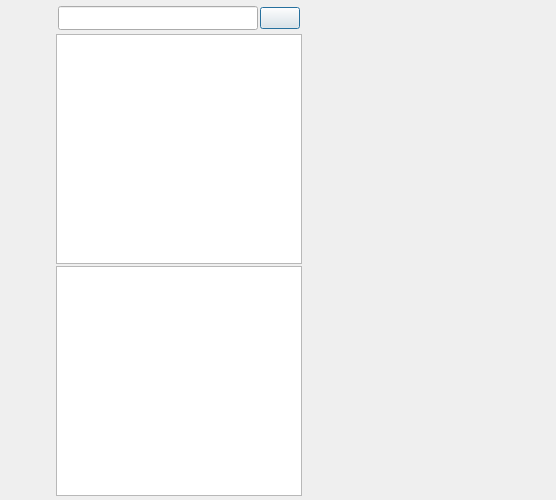
First picture: the form in ChatClient/ui/chatdialog.ui, repository MvpBruce/MyChat, before the edit.
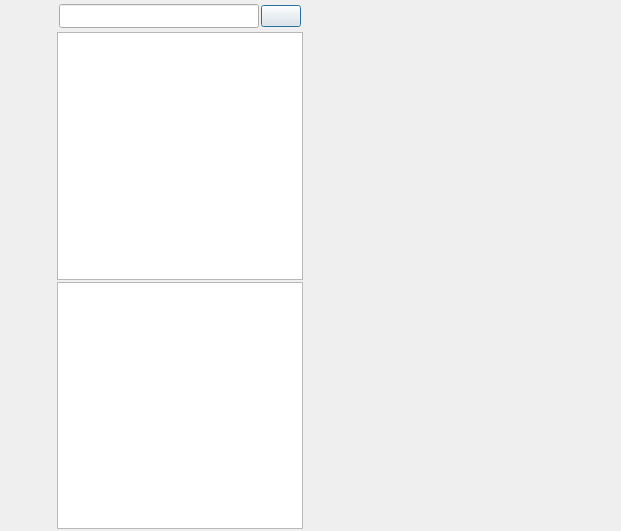
Second picture: the form after the edit. The open tabs and pages were chosen to show the change. Custom widgets are drawn as their Qt base class.

Commit message: added left sidebar for chat and contact

```diff
--- a/ChatClient/ui/chatdialog.ui
+++ b/ChatClient/ui/chatdialog.ui
@@ -6,8 +6,8 @@
    <rect>
     <x>0</x>
     <y>0</y>
-    <width>556</width>
-    <height>500</height>
+    <width>621</width>
+    <height>531</height>
    </rect>
   </property>
   <property name="windowTitle">
@@ -15,105 +15,137 @@
   </property>
   <layout class="QHBoxLayout" name="horizontalLayout">
    <property name="spacing">
-    <number>2</number>
+    <number>0</number>
    </property>
    <property name="leftMargin">
-    <number>2</number>
+    <number>0</number>
    </property>
    <property name="topMargin">
-    <number>2</number>
+    <number>0</number>
    </property>
    <property name="rightMargin">
-    <number>2</number>
+    <number>0</number>
    </property>
    <property name="bottomMargin">
-    <number>2</number>
+    <number>0</number>
    </property>
    <item>
     <widget class="QWidget" name="left_bar" native="true">
      <property name="minimumSize">
       <size>
-       <width>50</width>
+       <width>55</width>
        <height>0</height>
       </size>
      </property>
      <property name="maximumSize">
       <size>
-       <width>50</width>
+       <width>55</width>
        <height>16777215</height>
       </size>
      </property>
      <layout class="QVBoxLayout" name="verticalLayout">
       <property name="spacing">
-       <number>2</number>
+       <number>30</number>
       </property>
       <property name="leftMargin">
-       <number>2</number>
+       <number>10</number>
       </property>
       <property name="topMargin">
-       <number>2</number>
+       <number>30</number>
       </property>
       <property name="rightMargin">
-       <number>2</number>
+       <number>0</number>
       </property>
       <property name="bottomMargin">
-       <number>2</number>
+       <number>0</number>
       </property>
       <item>
        <widget class="QWidget" name="widget_2" native="true">
+        <property name="sizePolicy">
+         <sizepolicy hsizetype="Fixed" vsizetype="Expanding">
+          <horstretch>0</horstretch>
+          <verstretch>0</verstretch>
+         </sizepolicy>
+        </property>
+        <property name="minimumSize">
+         <size>
+          <width>0</width>
+          <height>0</height>
+         </size>
+        </property>
         <layout class="QVBoxLayout" name="verticalLayout_2">
          <property name="spacing">
-          <number>2</number>
+          <number>30</number>
          </property>
          <property name="leftMargin">
-          <number>2</number>
+          <number>0</number>
          </property>
          <property name="topMargin">
-          <number>2</number>
+          <number>0</number>
          </property>
          <property name="rightMargin">
-          <number>2</number>
+          <number>0</number>
          </property>
          <property name="bottomMargin">
-          <number>2</number>
+          <number>0</number>
          </property>
          <item>
           <widget class="QLabel" name="head_lable">
+           <property name="minimumSize">
+            <size>
+             <width>35</width>
+             <height>35</height>
+            </size>
+           </property>
+           <property name="maximumSize">
+            <size>
+             <width>35</width>
+             <height>35</height>
+            </size>
+           </property>
            <property name="text">
             <string/>
            </property>
           </widget>
          </item>
          <item>
-          <widget class="QLabel" name="chat_lable">
-           <property name="text">
-            <string/>
+          <widget class="StateWidget" name="chat_lable" native="true">
+           <property name="minimumSize">
+            <size>
+             <width>30</width>
+             <height>30</height>
+            </size>
            </property>
+           <property name="maximumSize">
+            <size>
+             <width>30</width>
+             <height>30</height>
+            </size>
+           </property>
           </widget>
          </item>
          <item>
-          <widget class="QLabel" name="contacts_lable">
-           <property name="text">
-            <string/>
+          <widget class="StateWidget" name="contacts_lable" native="true">
+           <property name="minimumSize">
+            <size>
+             <width>30</width>
+             <height>30</height>
+            </size>
            </property>
+           <property name="maximumSize">
+            <size>
+             <width>30</width>
+             <height>30</height>
+            </size>
+           </property>
           </widget>
          </item>
+         <item>
+          <widget class="QWidget" name="widget" native="true"/>
+         </item>
         </layout>
        </widget>
       </item>
-      <item>
-       <spacer name="verticalSpacer">
-        <property name="orientation">
-         <enum>Qt::Orientation::Vertical</enum>
-        </property>
-        <property name="sizeHint" stdset="0">
-         <size>
-          <width>20</width>
-          <height>40</height>
-         </size>
-        </property>
-       </spacer>
-      </item>
      </layout>
     </widget>
    </item>
@@ -203,7 +235,7 @@
    <item>
     <widget class="QStackedWidget" name="stackedWidget">
      <property name="currentIndex">
-      <number>0</number>
+      <number>1</number>
      </property>
      <widget class="ChatPage" name="chat_page"/>
      <widget class="QWidget" name="page_2"/>
@@ -230,7 +262,13 @@
   <customwidget>
    <class>ChatPage</class>
    <extends>QWidget</extends>
-   <header>widgets/chatpage.h</header>
+   <header location="global">widgets/chatpage.h</header>
+   <container>1</container>
+  </customwidget>
+  <customwidget>
+   <class>StateWidget</class>
+   <extends>QWidget</extends>
+   <header location="global">widgets/statewidget.h</header>
    <container>1</container>
   </customwidget>
  </customwidgets>
```
Left out of the diff: 6 changed lines with no effect on the pictures. The commit also changes 13 other files.
